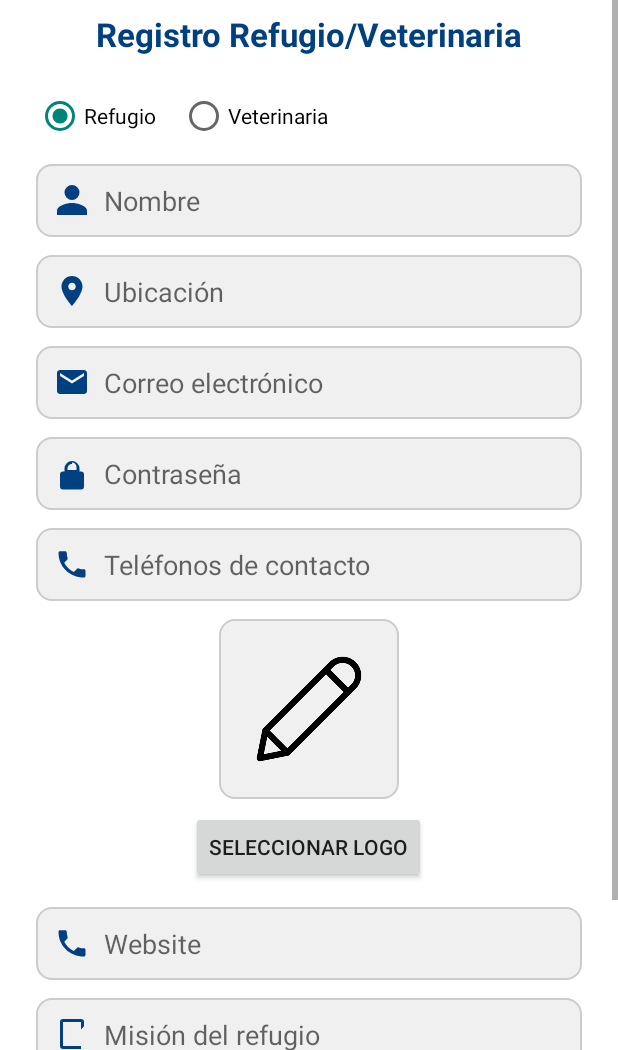
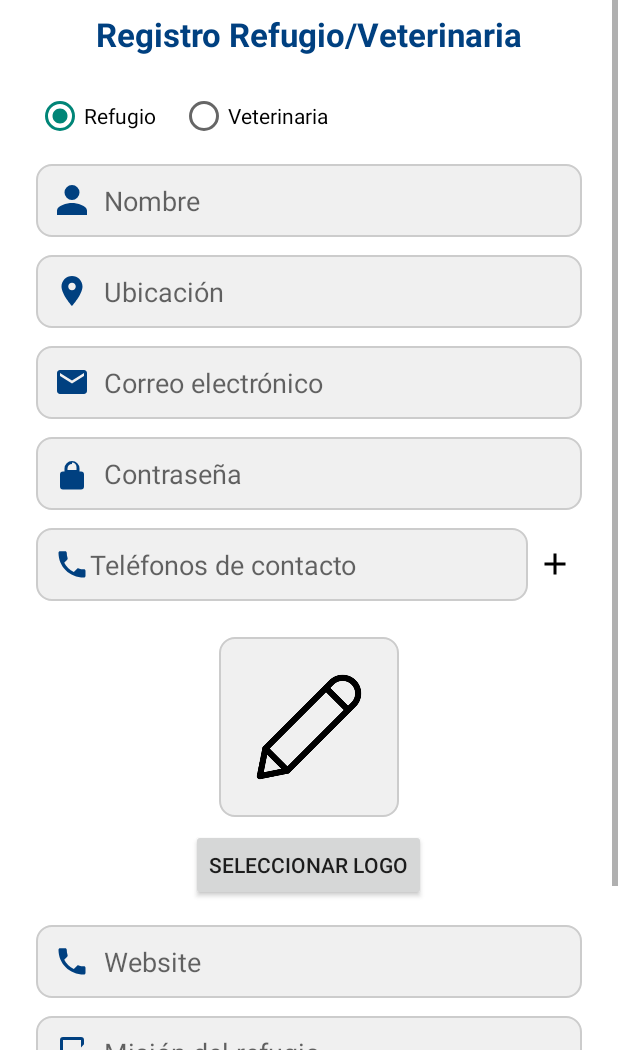
Before and after one commit to DFDev3/StraytoStay, an Android app built with Jetpack Compose: the RegisterShelterActivity screen opened directly, with no data from a screen before it, on a phone screen of 412 x 824 dp, the part 186-1236 px from its top. Run offline under Robolectric (Android 15) with nearby library versions, the phone set to English and light mode, and no system bars; our stand-ins replace Firebase (no records; nobody signed in at launch, a user with empty details on screens opened directly).

Commit message:
Improve shelter register (add more phonenumbers)

```diff
--- a/app/src/main/res/layout/shelter_register.xml
+++ b/app/src/main/res/layout/shelter_register.xml
@@ -96,17 +96,42 @@
             android:background="@drawable/edittext_background"
             android:layout_marginBottom="12dp" />
 
-        <EditText
-            android:id="@+id/entity_phone"
+        <LinearLayout
+            android:id="@+id/phoneContainer"
             android:layout_width="match_parent"
             android:layout_height="wrap_content"
-            android:hint="  Teléfonos de contacto"
-            android:inputType="phone"
-            android:drawableLeft="@drawable/ic_phone"
-            android:padding="12dp"
-            android:background="@drawable/edittext_background"
-            android:layout_marginBottom="12dp" />
+            android:orientation="vertical"
+            android:layout_marginBottom="12dp">
 
+            <RelativeLayout
+                android:layout_width="match_parent"
+                android:layout_height="wrap_content"
+                android:layout_marginBottom="12dp">
+
+                <EditText
+                    android:id="@+id/entity_phone"
+                    android:layout_width="match_parent"
+                    android:layout_height="wrap_content"
+                    android:hint="Teléfonos de contacto"
+                    android:inputType="phone"
+                    android:drawableLeft="@drawable/ic_phone"
+                    android:background="@drawable/edittext_background"
+                    android:padding="12dp"
+                    android:layout_alignParentStart="true"
+                    android:layout_toStartOf="@id/addPhoneBtn" />
+
+                <ImageButton
+                    android:id="@+id/addPhoneBtn"
+                    android:layout_width="36dp"
+                    android:layout_height="36dp"
+                    android:layout_alignParentEnd="true"
+                    android:layout_centerVertical="true"
+                    android:background="@android:color/transparent"
+                    android:padding="6dp"
+                    android:scaleType="centerInside"
+                    android:src="@drawable/ic_add_black_24" />
+            </RelativeLayout>
+        </LinearLayout>
         <!-- Imagen / Logo -->
         <ImageView
             android:id="@+id/selectedImage"
```
Also changed, not shown: app/src/main/java/com/example/straytostay/StartUp/RegisterShelterActivity.java (+48 -0 lines), app/src/main/res/drawable/ic_add.png (added), app/src/main/res/drawable/ic_add_black_24.png (added).
